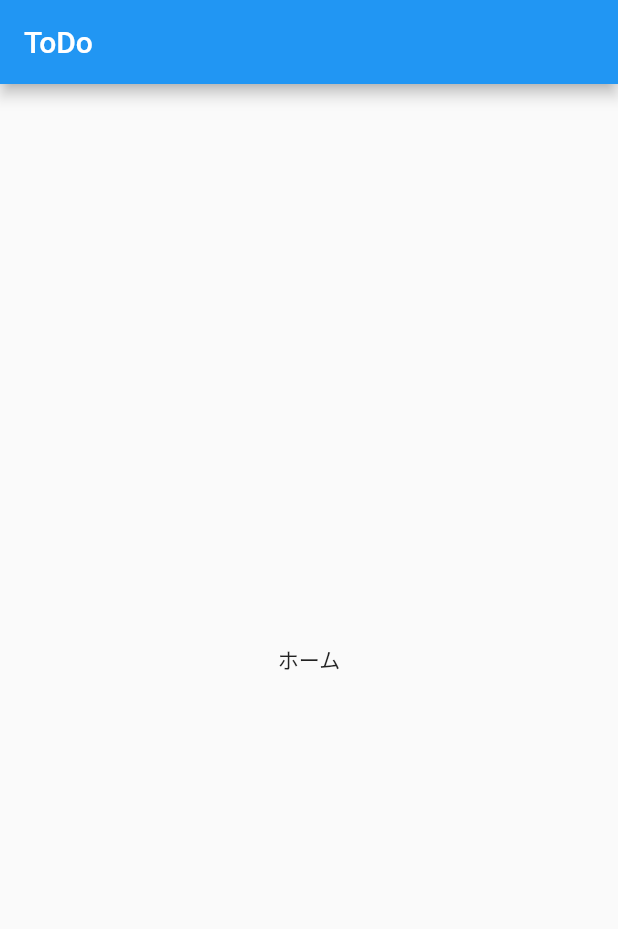
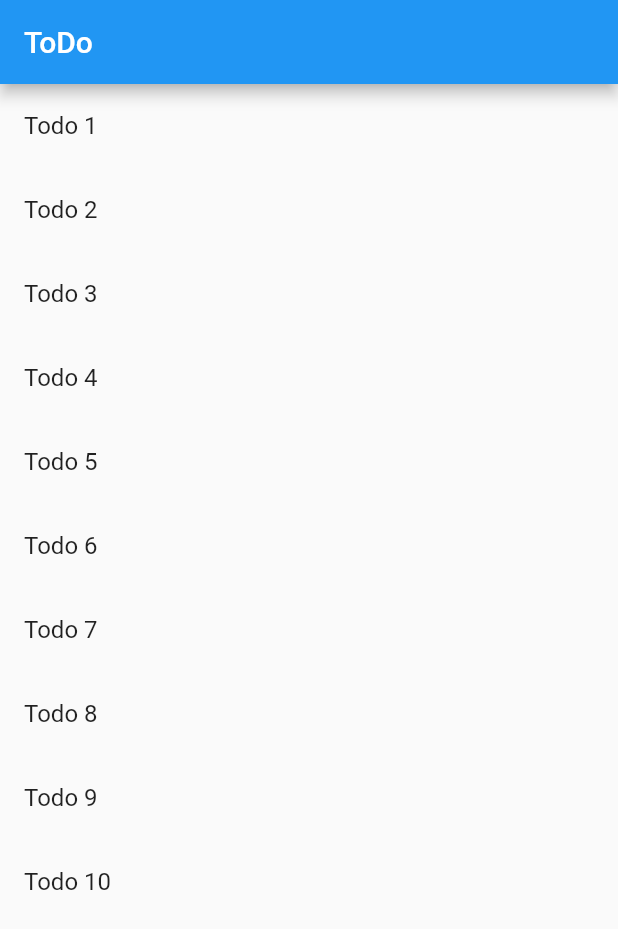
Before and after one commit to gawaooooo-sandbox/learn-flutter, a Flutter app: the screen it shows after launch, on a phone screen of 412 x 824 dp. Shown: the top 929 px of the screen. Run offline on Flutter 3.47's test engine with Material 2 defaults, Android fonts, the phone set to English and light mode, and no system bars.

Commit message:
ToDoリスト表示

```diff
--- a/todo_app/lib/main.dart
+++ b/todo_app/lib/main.dart
@@ -32,13 +32,18 @@ class MyHomePage extends StatelessWidget {
 
   @override
   Widget build(BuildContext context) {
+    // 仮のデータ（スタブ）を用意する
+    final todos = List.generate(10, (index) => 'Todo ${index + 1}');
+
     return Scaffold(
-      appBar: AppBar(
-        title: Text(title),
-      ),
-      body: const Center(
-        child: Text('ホーム'),
-      ),
-    );
+        appBar: AppBar(
+          title: Text(title),
+        ),
+        body: ListView.builder(
+          itemBuilder: (context, index) => ListTile(
+            title: Text(todos[index]),
+          ),
+          itemCount: todos.length,
+        ));
   }
 }
```
